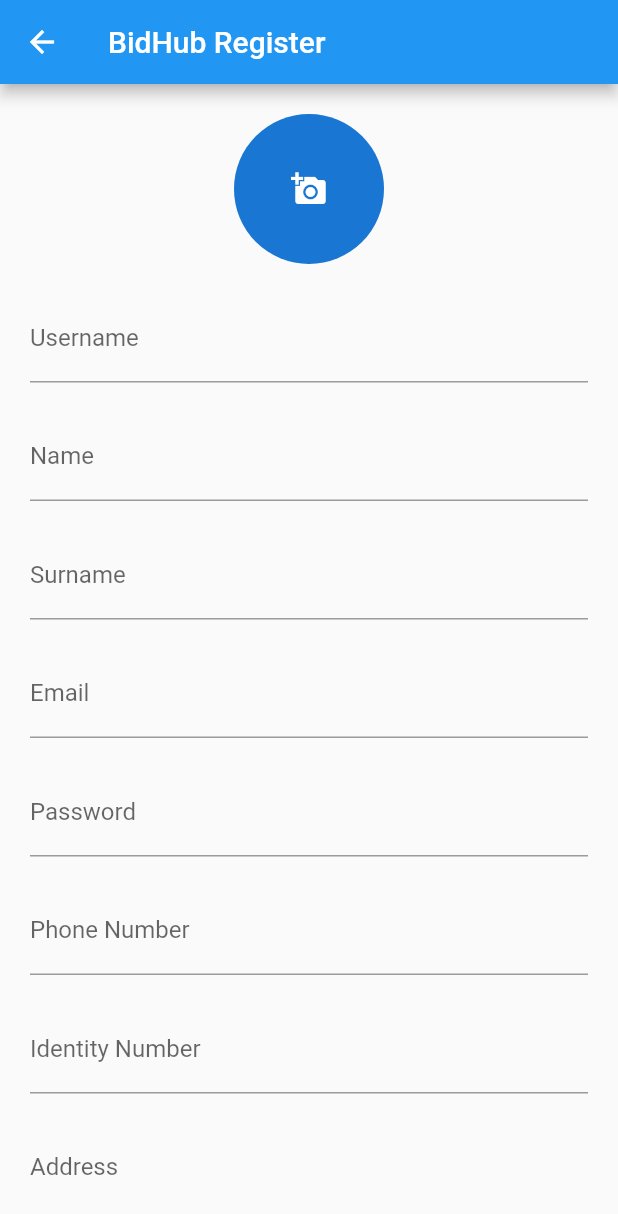
After one commit to ErtanCANYURT/BidHubApp-Mobile, a Flutter app: the screen it shows after launch, after a tap on "Kayıt Ol", on a phone screen of 412 x 824 dp. The commit adds this screen. Shown: the top 1214 px of the screen. Run offline on Flutter 3.47's test engine with Material 2 defaults, Android fonts, the phone set to English and light mode, and no system bars; our stand-ins replace image_picker.

Commit message:
Add register and social login

```diff
--- a/BidHubTestt/lib/loginpage.dart
+++ b/BidHubTestt/lib/loginpage.dart
@@ -1,4 +1,7 @@
 import 'package:flutter/material.dart';
+import 'package:url_launcher/url_launcher.dart';
+
+import 'register.dart';
 
 class LoginPage extends StatelessWidget {
   final TextEditingController emailController = TextEditingController();
@@ -49,6 +52,7 @@
             ElevatedButton.icon(
               onPressed: () {
                 // Facebook ile giriş yapma işlemleri burada gerçekleştirilebilir
+                launch('https://www.facebook.com/login');
               },
               icon: Icon(Icons.facebook),
               label: Text('Facebook ile Giriş Yap'),
@@ -57,9 +61,20 @@
             ElevatedButton.icon(
               onPressed: () {
                 // Google ile giriş yapma işlemleri burada gerçekleştirilebilir
+                launch('https://accounts.google.com/v3/signin/identifier?dsh=S-1962814945%3A1689269180606003&continue=https%3A%2F%2Faccounts.google.com%2F&followup=https%3A%2F%2Faccounts.google.com%2F&ifkv=AeDOFXh_eKwYwCQ9juNxGolJFkl2K5cLMwgODhnewEzOAaIvdU6ropRk4VPST09SkR3UahmWVYtzfw&passive=1209600&flowName=GlifWebSignIn&flowEntry=ServiceLogin');
               },
               icon: Icon(Icons.g_translate),
               label: Text('Google ile Giriş Yap'),
+            ),
+            SizedBox(height: 20.0),
+            Text("Henüz hesabın yok mu?"),
+            SizedBox(height: 10.0),
+            ElevatedButton(
+              onPressed: () {
+                // Kayıt ol sayfasına yönlendirme işlemleri
+                Navigator.push(context, MaterialPageRoute(builder: (context) => RegisterPage()));
+              },
+              child: Text('Kayıt Ol'),
             ),
           ],
         ),
--- /dev/null
+++ b/BidHubTestt/lib/register.dart
@@ -0,0 +1,139 @@
+import 'dart:io';
+import 'package:flutter/material.dart';
+import 'package:image_picker/image_picker.dart';
+import 'package:url_launcher/url_launcher.dart';
+
+import 'register.dart';
+
+class RegisterPage extends StatefulWidget {
+  @override
+  _RegisterPageState createState() => _RegisterPageState();
+}
+
+class _RegisterPageState extends State<RegisterPage> {
+  final TextEditingController usernameController = TextEditingController();
+  final TextEditingController nameController = TextEditingController();
+  final TextEditingController surnameController = TextEditingController();
+  final TextEditingController emailController = TextEditingController();
+  final TextEditingController passwordController = TextEditingController();
+  final TextEditingController phoneNumberController = TextEditingController();
+  final TextEditingController identityNumberController = TextEditingController();
+  final TextEditingController addressController = TextEditingController();
+  String? imagePath;
+
+  Future<void> _pickImage() async {
+    final ImagePicker _picker = ImagePicker();
+    final XFile? pickedImage = await _picker.pickImage(source: ImageSource.gallery);
+    if (pickedImage != null) {
+      setState(() {
+        imagePath = pickedImage.path;
+      });
+    }
+  }
+
+  @override
+  Widget build(BuildContext context) {
+    return Scaffold(
+      appBar: AppBar(
+        title: Text('BidHub Register'),
+      ),
+      body: Container(
+        padding: EdgeInsets.all(20.0),
+        child: SingleChildScrollView(
+          child: Column(
+            mainAxisAlignment: MainAxisAlignment.center,
+            children: <Widget>[
+              GestureDetector(
+                onTap: _pickImage,
+                child: CircleAvatar(
+                  radius: 50.0,
+                  backgroundImage: imagePath != null ? FileImage(File(imagePath!)) : null,
+                  child: imagePath == null ? Icon(Icons.add_a_photo) : null,
+                ),
+              ),
+              SizedBox(height: 20.0),
+              TextFormField(
+                controller: usernameController,
+                decoration: InputDecoration(
+                  labelText: 'Username',
+                ),
+              ),
+              SizedBox(height: 20.0),
+              TextFormField(
+                controller: nameController,
+                decoration: InputDecoration(
+                  labelText: 'Name',
+                ),
+              ),
+              SizedBox(height: 20.0),
+              TextFormField(
+                controller: surnameController,
+                decoration: InputDecoration(
+                  labelText: 'Surname',
+                ),
+              ),
+              SizedBox(height: 20.0),
+              TextFormField(
+                controller: emailController,
+                keyboardType: TextInputType.emailAddress,
+                decoration: InputDecoration(
+                  labelText: 'Email',
+                ),
+              ),
+              SizedBox(height: 20.0),
+              TextFormField(
+                controller: passwordController,
+                obscureText: true,
+                decoration: InputDecoration(
+                  labelText: 'Password',
+                ),
+              ),
+              SizedBox(height: 20.0),
+              TextFormField(
+                controller: phoneNumberController,
+                keyboardType: TextInputType.phone,
+                decoration: InputDecoration(
+                  labelText: 'Phone Number',
+                ),
+              ),
+              SizedBox(height: 20.0),
+              TextFormField(
+                controller: identityNumberController,
+                decoration: InputDecoration(
+                  labelText: 'Identity Number',
+                ),
+              ),
+              SizedBox(height: 20.0),
+              TextFormField(
+                controller: addressController,
+                decoration: InputDecoration(
+                  labelText: 'Address',
+                ),
+              ),
+              SizedBox(height: 20.0),
+              ElevatedButton(
+                onPressed: () {
+                  // Kayıt işlemlerini gerçekleştir
+                  String username = usernameController.text;
+                  String name = nameController.text;
+                  String surname = surnameController.text;
+                  String email = emailController.text;
+                  String password = passwordController.text;
+                  String phoneNumber = phoneNumberController.text;
+                  String identityNumber = identityNumberController.text;
+                  String address = addressController.text;
+
+                  // Kayıt işlemleri burada yapılabilir
+
+                  // Kayıt işlemi başarılı olduğunda anasayfaya yönlendir
+                  Navigator.pushReplacementNamed(context, '/home');
+                },
+                child: Text('Kayıt Ol'),
+              ),
+            ],
+          ),
+        ),
+      ),
+    );
+  }
+}
--- a/BidHubTestt/pubspec.yaml
+++ b/BidHubTestt/pubspec.yaml
@@ -30,7 +30,8 @@
 dependencies:
   flutter:
     sdk: flutter
-
+  url_launcher: ^6.0.12
+  image_picker: ^0.8.4+4
 
   # The following adds the Cupertino Icons font to your application.
   # Use with the CupertinoIcons class for iOS style icons.
```
Also changed, not shown: BidHubTestt/pubspec.lock, 14 other files.
